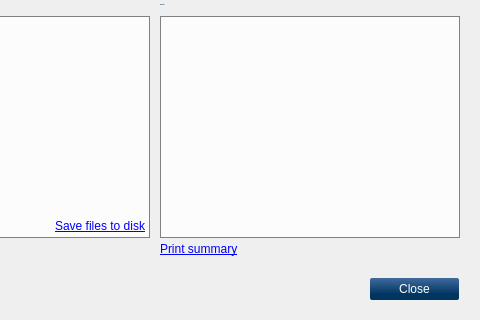
Qt form client/ui/MainWindow.ui (open-eid/qdigidoc) before a commit; both pictures show x 170 to 650 and y 232 to 552 of the 650 by 552 pixel window.
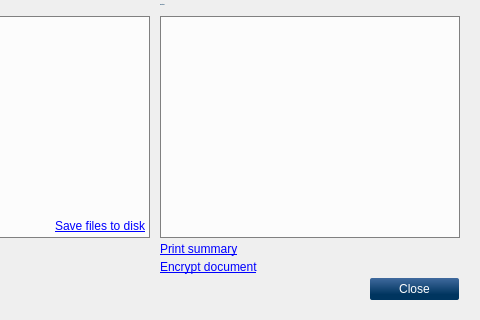
The same form after that commit. The open tabs and pages were chosen to show the change. Icons and pictures are not drawn. Custom widgets are drawn as their Qt base class.

The edit to the form file:
```diff
--- a/client/ui/MainWindow.ui
+++ b/client/ui/MainWindow.ui
@@ -1053,6 +1053,13 @@
             </layout>
            </widget>
           </item>
+          <item row="5" column="1">
+           <widget class="QLabel" name="viewEncrypt">
+            <property name="text">
+             <string>&lt;a href=&quot;encrypt&quot;&gt;Encrypt document&lt;/a&gt;</string>
+            </property>
+           </widget>
+          </item>
          </layout>
         </widget>
        </widget>
@@ -1063,16 +1070,16 @@
   </layout>
  </widget>
  <customwidgets>
-  <customwidget>
-   <class>TreeWidget</class>
-   <extends>QTreeView</extends>
-   <header>TreeWidget.h</header>
-  </customwidget>
   <customwidget>
    <class>ComboBox</class>
    <extends>QComboBox</extends>
    <header location="global">common/ComboBox.h</header>
   </customwidget>
+  <customwidget>
+   <class>TreeWidget</class>
+   <extends>QTreeView</extends>
+   <header>TreeWidget.h</header>
+  </customwidget>
  </customwidgets>
  <resources>
   <include location="../images/images.qrc"/>
```
Left out of the diff: 16 changed lines with no effect on the pictures.
